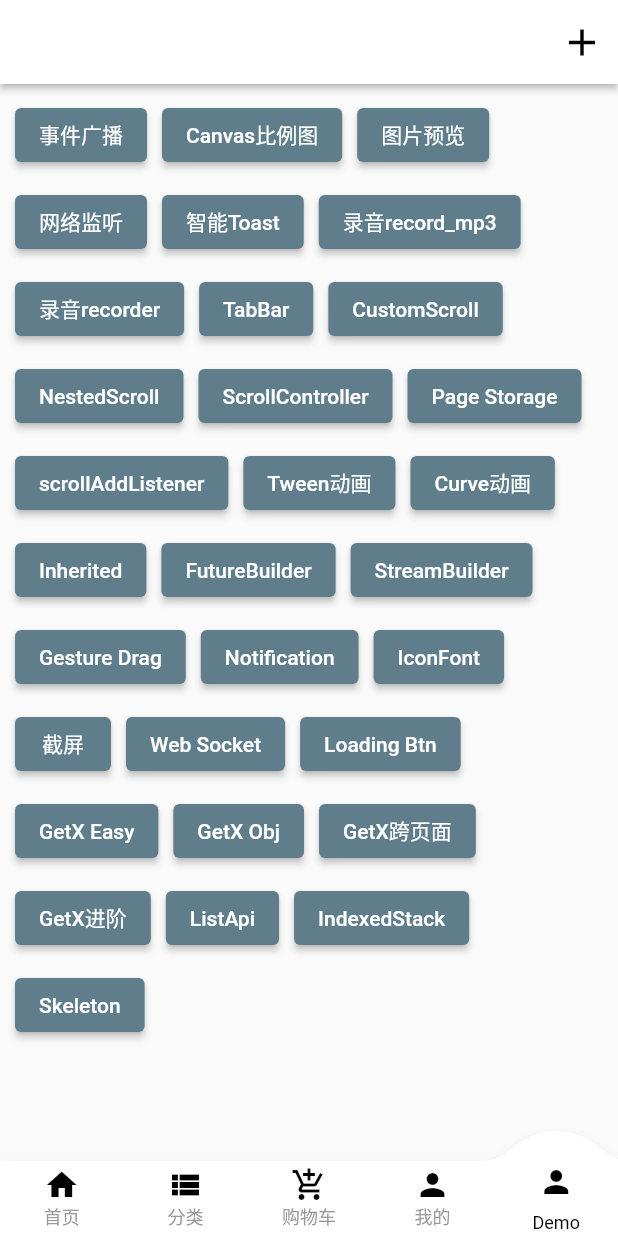
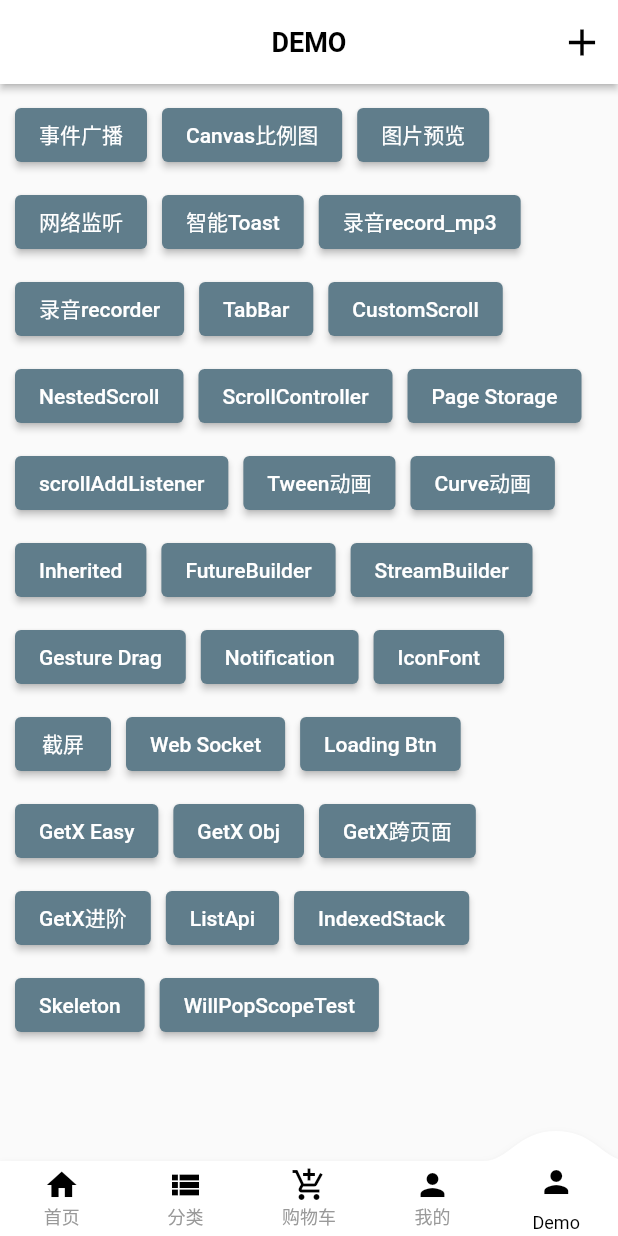
Before and after one commit to NingFQ/flutter_app, a Flutter app: the screen it shows after launch, item 5 of the bottom bar chosen, on a phone screen of 412 x 824 dp. Run offline on Flutter 3.47's test engine with Material 2 defaults, Android fonts, the phone set to English and light mode, and no system bars; drawn by our look-alikes of convex_bottom_bar, flutter_smart_dialog; our stand-ins replace audioplayers, connectivity, event_bus, extended_image, flutter_easyrefresh, flutter_screenutil and 4 more; missing offline and left inert: connectivity_for_web.

Commit message:
WillPopScopeTest

```diff
--- a/lib/common/theme/theme_data.dart
+++ b/lib/common/theme/theme_data.dart
@@ -29,6 +29,11 @@ class AppThemeData {
       ),
       actionsIconTheme: IconThemeData(
         color: Colors.black,
+      ),
+      titleTextStyle: TextStyle(
+        color: Colors.black,
+        fontSize: 18,
+        fontWeight: FontWeight.w600,
       ),
     ),
     iconTheme: IconThemeData(
--- a/lib/page/demo/demo_page.dart
+++ b/lib/page/demo/demo_page.dart
@@ -172,6 +172,10 @@ class _DemoPageState extends State<DemoPage> {
                       onPressed: () => routePush('skeletonText'),
                       child: Text('Skeleton'),
                     ),
+                    ElevatedButton(
+                      onPressed: () => routePush('WillPopScopeTest'),
+                      child: Text('WillPopScopeTest'),
+                    ),
                   ],
                 ),
               ),
--- a/lib/page/demo/nested_scroll_view.dart
+++ b/lib/page/demo/nested_scroll_view.dart
@@ -25,7 +25,7 @@ class _NestedScrollViewTestState extends State<NestedScrollViewTest>
   @override
   void dispose() {
     // TODO: implement dispose
-    _controller.dispose();
+    _controller?.dispose();
     _tabController.dispose();
     super.dispose();
   }
--- a/lib/route/demo_router.dart
+++ b/lib/route/demo_router.dart
@@ -33,6 +33,7 @@ import 'package:flutter_app/page/demo/skeleton_text.dart';
 import 'package:flutter_app/page/demo/stream_builder_test.dart';
 import 'package:flutter_app/page/demo/tab_style.dart';
 import 'package:flutter_app/page/demo/web_socket.dart';
+import 'package:flutter_app/page/demo/willPopScope_test.dart';
 
 
 
@@ -65,6 +66,7 @@ Map<String,WidgetBuilder> demoRoutes = {
   'loadingBtn': (context,{arguments}) => new LoadingBtn(),// 加载按钮
   'IndexedStackPage': (context,{arguments}) => new IndexedStackPage(),// IndexedStack
   'NestedScrollView': (context,{arguments}) => new NestedScrollViewTest(), // NestedScrollView
+  'WillPopScopeTest': (context,{arguments}) => new WillPopScopeTest(), // WillPopScopeTest
   // 动画测试
   'animationTest1': (context,{arguments}) => new AnimationTest1(),
   'animationTest2': (context,{arguments}) => new AnimationTest2(),
```
Also changed, not shown: lib/page/demo/willPopScope_test.dart (added, +23 -0 lines).
